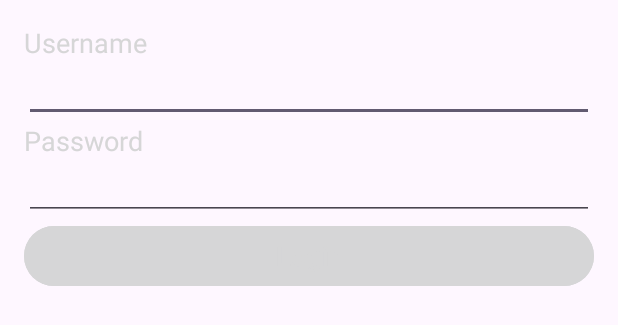
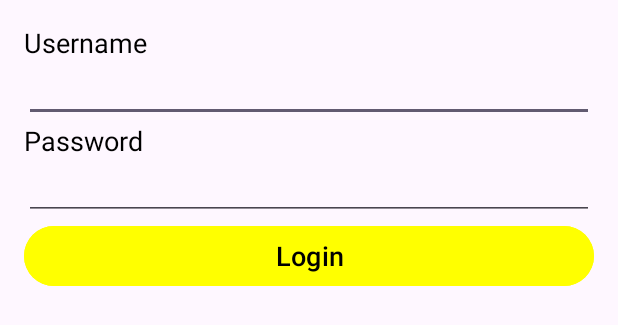
Before and after one commit to santiagomr2708/FinalMoviles, an Android app: the layout activity_login.xml on its own in the app's theme, with its tools: preview values and no code run, on a phone screen of 412 x 824 dp. Shown: the top 325 px of the screen. Run offline under Robolectric (Android 15) with nearby library versions, the phone set to English and light mode, and no system bars.

Commit message:
Actualización

```diff
--- a/app/src/main/res/layout/activity_login.xml
+++ b/app/src/main/res/layout/activity_login.xml
@@ -11,7 +11,7 @@
         android:layout_width="match_parent"
         android:layout_height="wrap_content"
         android:text="Username"
-        android:textColor="@color/colorPrimary"
+        android:textColor="@color/black"
         android:textSize="18sp" />
 
     <EditText
@@ -26,7 +26,7 @@
         android:layout_width="match_parent"
         android:layout_height="wrap_content"
         android:text="Password"
-        android:textColor="@color/colorPrimary"
+        android:textColor="@color/black"
         android:textSize="18sp" />
 
     <EditText
@@ -40,9 +40,9 @@
         android:id="@+id/buttonLogin"
         android:layout_width="match_parent"
         android:layout_height="wrap_content"
-        android:backgroundTint="@color/colorAccent"
+        android:backgroundTint="@color/Amarillo"
         android:text="Login"
-        android:textColor="@color/colorWhite"
+        android:textColor="@color/black"
         android:textSize="18sp" />
 
 </LinearLayout>
```
